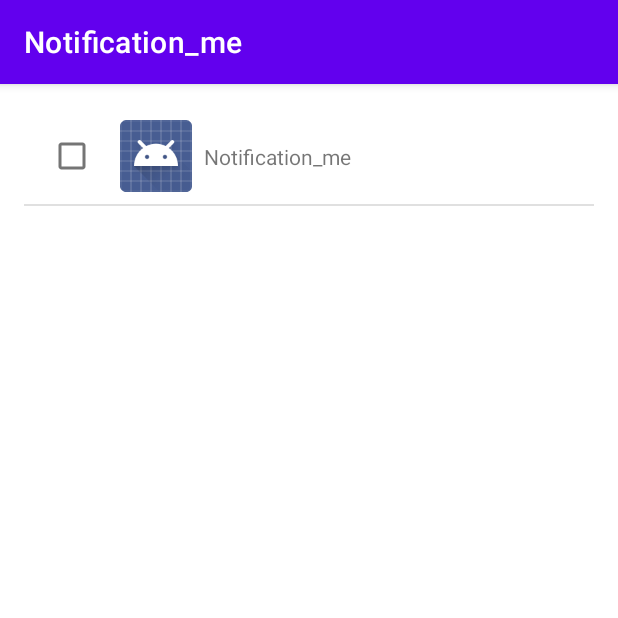
After one commit to CrossLeaf/Notify_me, an Android app: the AppListActivity screen opened directly, with no data from a screen before it, on a phone screen of 412 x 824 dp, the top half of it. The commit adds this screen. Run offline under Robolectric (Android 15) with nearby library versions, the phone set to English and light mode, and no system bars.

Commit message:
add: 新增選擇應用程式頁面

```diff
--- a/app/src/main/AndroidManifest.xml
+++ b/app/src/main/AndroidManifest.xml
@@ -9,8 +9,12 @@
         android:roundIcon="@mipmap/ic_launcher_round"
         android:supportsRtl="true"
         android:theme="@style/Theme.Notification_me">
+        <activity
+            android:name=".AppListActivity"
+            android:exported="false" />
 
-        <meta-data android:name="com.eton.notification_me.smallicon"
+        <meta-data
+            android:name="com.eton.notification_me.smallicon"
             android:resource="@drawable/spy_notify" />
 
         <activity
@@ -22,13 +26,12 @@
 
                 <category android:name="android.intent.category.LAUNCHER" />
             </intent-filter>
-        </activity>
-
-        <!--    註冊通知欄擷取的服務 NotificationMonitorService   -->
-        <service android:name=".NotificationMonitorService"
+        </activity> <!-- 註冊通知欄擷取的服務 NotificationMonitorService -->
+        <service
+            android:name=".NotificationMonitorService"
+            android:exported="true"
             android:label="NotificationMonitor"
-            android:permission="android.permission.BIND_NOTIFICATION_LISTENER_SERVICE"
-            android:exported="true">
+            android:permission="android.permission.BIND_NOTIFICATION_LISTENER_SERVICE">
             <intent-filter>
                 <action android:name="android.service.notification.NotificationListenerService" />
             </intent-filter>
--- /dev/null
+++ b/app/src/main/java/com/eton/notification_me/AppListActivity.kt
@@ -0,0 +1,78 @@
+package com.eton.notification_me
+
+import android.graphics.drawable.Drawable
+import android.os.Bundle
+import android.util.Log
+import android.view.LayoutInflater
+import android.view.View
+import android.view.ViewGroup
+import android.widget.CheckBox
+import android.widget.ImageView
+import android.widget.TextView
+import androidx.appcompat.app.AppCompatActivity
+import androidx.recyclerview.widget.DividerItemDecoration
+import androidx.recyclerview.widget.LinearLayoutManager
+import androidx.recyclerview.widget.RecyclerView
+
+class AppListActivity : AppCompatActivity() {
+    lateinit var adapter: PackageAdapter
+    var dataArray = arrayListOf<AppBean>()
+
+    override fun onCreate(savedInstanceState: Bundle?) {
+        super.onCreate(savedInstanceState)
+        setContentView(R.layout.activity_app_list)
+        initData()
+        initView()
+    }
+
+    fun initView() {
+        val recyclerView = findViewById<RecyclerView>(R.id.recyclerViewAppList)
+        recyclerView.layoutManager = LinearLayoutManager(this, LinearLayoutManager.VERTICAL, false)
+        recyclerView.addItemDecoration(DividerItemDecoration(this, DividerItemDecoration.VERTICAL))
+        adapter = PackageAdapter(dataArray)
+        recyclerView.adapter = adapter
+    }
+
+    private fun initData() {
+        val installedApplications = packageManager.getInstalledApplications(0)
+        installedApplications.forEach {
+            Log.d("TAG", "pickNotifyApp: ${it.packageName}")
+            dataArray.add(AppBean(it.loadLabel(packageManager).toString(), it.packageName, it.loadIcon(packageManager), false))
+        }
+    }
+
+    class PackageAdapter(private val dataArray: ArrayList<AppBean>) :
+        RecyclerView.Adapter<PackageAdapter.ViewHolder>() {
+        class ViewHolder(view: View) : RecyclerView.ViewHolder(view) {
+            val imgIcon: ImageView = view.findViewById(R.id.imgIcon)
+            val checkBox: CheckBox = view.findViewById(R.id.checkBox)
+            val tvName: TextView = view.findViewById(R.id.tvName)
+        }
+
+        override fun onCreateViewHolder(parent: ViewGroup, viewType: Int): ViewHolder {
+            val view = LayoutInflater.from(parent.context)
+                .inflate(R.layout.item_app_list, parent, false)
+            return ViewHolder(view)
+        }
+
+        override fun onBindViewHolder(holder: ViewHolder, position: Int) {
+            holder.apply {
+                checkBox.isChecked = dataArray[position].check
+                imgIcon.setImageDrawable(dataArray[position].icon)
+                tvName.text = dataArray[position].label
+            }
+            // TODO: 儲存所選的 app package name
+        }
+
+        override fun getItemCount(): Int {
+            return dataArray.size
+        }
+    }
+}
+
+data class AppBean(
+    val label: String,
+    val packageName: String,
+    val icon: Drawable,
+    var check: Boolean
+)
--- a/app/src/main/java/com/eton/notification_me/MainActivity.kt
+++ b/app/src/main/java/com/eton/notification_me/MainActivity.kt
@@ -5,8 +5,10 @@ import android.app.AlertDialog
 import android.content.Context
 import android.content.Intent
 import android.content.SharedPreferences
+import android.content.pm.PackageManager
 import android.os.Build
 import android.os.Bundle
+import android.util.Log
 import android.view.*
 import android.view.inputmethod.InputMethodManager
 import android.widget.EditText
@@ -97,6 +99,10 @@ open class MainActivity : AppCompatActivity() {
                 conditionArray.size
             )
         }
+
+        findViewById<AppCompatButton>(R.id.btnPickApp).setOnClickListener {
+            startActivity(Intent(this, AppListActivity::class.java))
+        }
     }
 
     private fun getSP() {
--- /dev/null
+++ b/app/src/main/java/com/eton/notification_me/SpUtil.kt
@@ -0,0 +1,12 @@
+package com.eton.notification_me
+
+import android.content.Context
+import android.content.SharedPreferences
+
+class SpUtil {
+    object SpUtil {
+        fun getSP(context: Context): SharedPreferences {
+            return context.getSharedPreferences("Condition", Context.MODE_PRIVATE)
+        }
+    }
+}
--- /dev/null
+++ b/app/src/main/res/layout/activity_app_list.xml
@@ -0,0 +1,18 @@
+<?xml version="1.0" encoding="utf-8"?>
+<androidx.constraintlayout.widget.ConstraintLayout xmlns:android="http://schemas.android.com/apk/res/android"
+    xmlns:app="http://schemas.android.com/apk/res-auto"
+    xmlns:tools="http://schemas.android.com/tools"
+    android:layout_width="match_parent"
+    android:layout_height="match_parent"
+    android:padding="16dp"
+    tools:context=".AppListActivity">
+
+    <androidx.recyclerview.widget.RecyclerView
+        android:id="@+id/recyclerViewAppList"
+        android:layout_width="0dp"
+        android:layout_height="0dp"
+        app:layout_constraintBottom_toBottomOf="parent"
+        app:layout_constraintEnd_toEndOf="parent"
+        app:layout_constraintStart_toStartOf="parent"
+        app:layout_constraintTop_toTopOf="parent" />
+</androidx.constraintlayout.widget.ConstraintLayout>
--- a/app/src/main/res/layout/activity_main.xml
+++ b/app/src/main/res/layout/activity_main.xml
@@ -27,8 +27,18 @@
         android:layout_width="wrap_content"
         android:layout_height="wrap_content"
         android:text="新增條件"
-        app:layout_constraintBottom_toBottomOf="parent"
+        android:layout_marginBottom="8dp"
+        app:layout_constraintBottom_toTopOf="@+id/btnPickApp"
         app:layout_constraintEnd_toEndOf="parent"
         app:layout_constraintStart_toStartOf="parent"
         app:layout_constraintTop_toBottomOf="@+id/recyclerViewCondition" />
+
+    <androidx.appcompat.widget.AppCompatButton
+        android:id="@+id/btnPickApp"
+        android:layout_width="0dp"
+        android:layout_height="wrap_content"
+        android:text="選擇要監聽的應用程式"
+        app:layout_constraintBottom_toBottomOf="parent"
+        app:layout_constraintEnd_toEndOf="parent"
+        app:layout_constraintStart_toStartOf="parent" />
 </androidx.constraintlayout.widget.ConstraintLayout>
--- /dev/null
+++ b/app/src/main/res/layout/item_app_list.xml
@@ -0,0 +1,39 @@
+<?xml version="1.0" encoding="utf-8"?>
+<androidx.constraintlayout.widget.ConstraintLayout xmlns:android="http://schemas.android.com/apk/res/android"
+    xmlns:app="http://schemas.android.com/apk/res-auto"
+    xmlns:tools="http://schemas.android.com/tools"
+    android:layout_width="match_parent"
+    android:layout_height="wrap_content"
+    android:padding="8dp">
+
+    <CheckBox
+        android:id="@+id/checkBox"
+        android:layout_width="wrap_content"
+        android:layout_height="wrap_content"
+        android:gravity="center"
+        app:layout_constraintBottom_toBottomOf="parent"
+        app:layout_constraintStart_toStartOf="parent"
+        app:layout_constraintTop_toTopOf="parent" />
+
+    <androidx.appcompat.widget.AppCompatImageView
+        android:id="@+id/imgIcon"
+        android:layout_width="48dp"
+        android:layout_height="48dp"
+        android:layout_marginStart="8dp"
+        app:layout_constraintBottom_toBottomOf="parent"
+        app:layout_constraintStart_toEndOf="@+id/checkBox"
+        app:layout_constraintTop_toTopOf="parent"
+        tools:src="@drawable/spy_notify" />
+
+    <androidx.appcompat.widget.AppCompatTextView
+        android:id="@+id/tvName"
+        android:layout_width="wrap_content"
+        android:layout_height="wrap_content"
+        android:layout_marginStart="8dp"
+        app:layout_constraintBottom_toBottomOf="parent"
+        app:layout_constraintEnd_toEndOf="parent"
+        app:layout_constraintHorizontal_bias="0"
+        app:layout_constraintStart_toEndOf="@+id/imgIcon"
+        app:layout_constraintTop_toTopOf="parent"
+        tools:text="Skype" />
+</androidx.constraintlayout.widget.ConstraintLayout>
```
